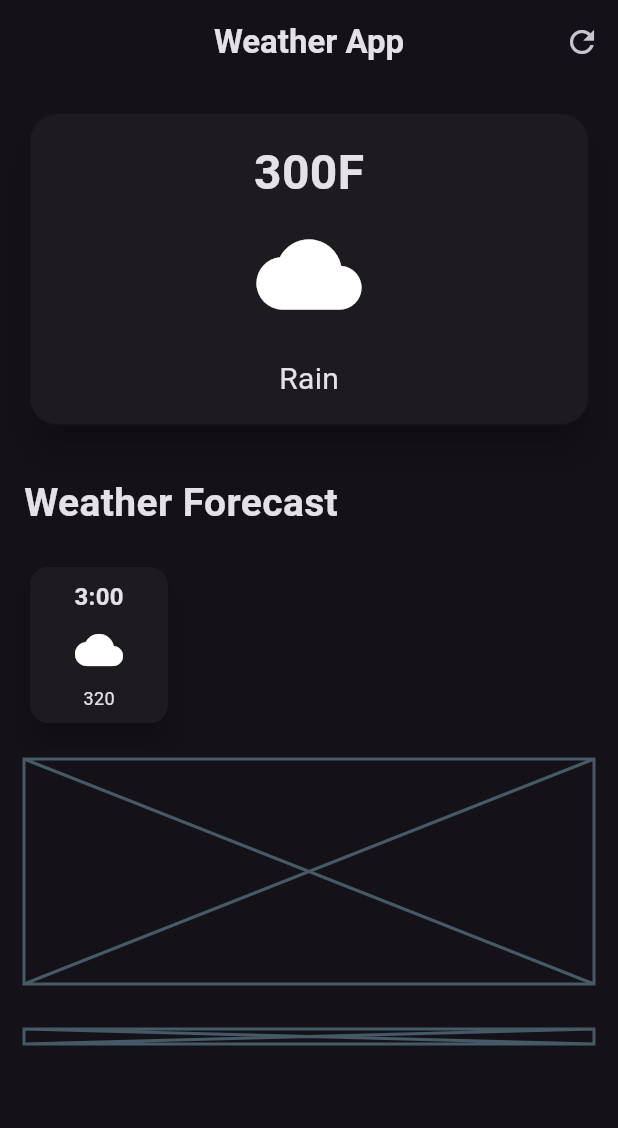
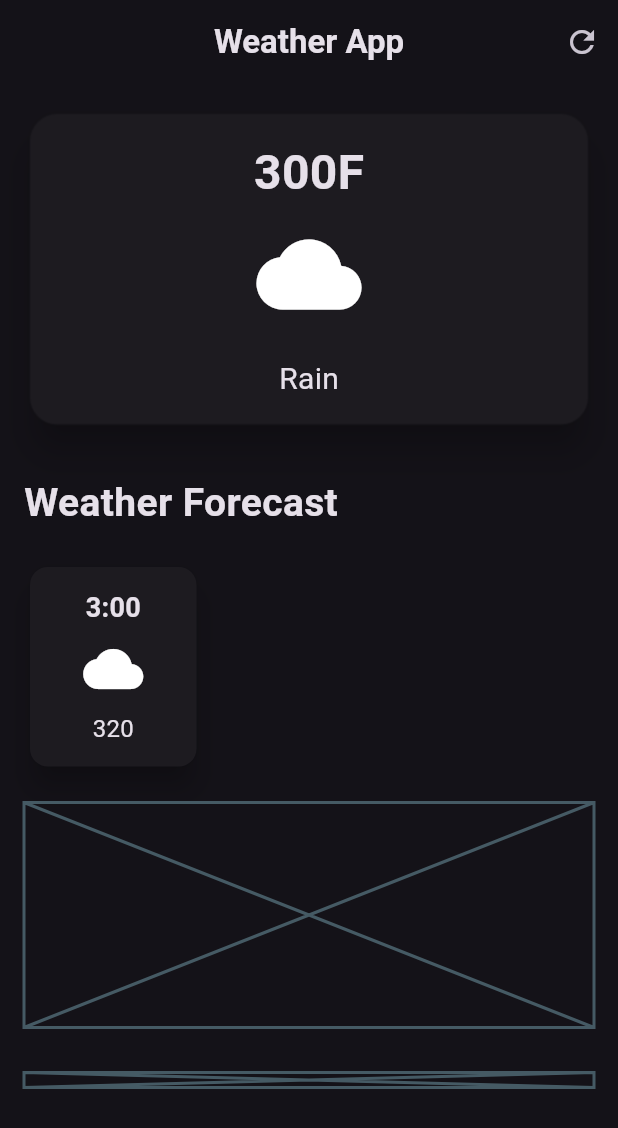
Before and after one commit to SajenTuladhar/Weather_app_flutter, a Flutter app: the screen it shows after launch, on a phone screen of 412 x 824 dp. Shown: the top 1128 px of the screen. Run offline on Flutter 3.47's test engine with Material 3 defaults, Android fonts, the phone set to English and light mode, and no system bars.

Commit message:
cards issues

```diff
--- a/lib/home_page.dart
+++ b/lib/home_page.dart
@@ -87,26 +87,25 @@ class _HomePageState extends State<Home> {
             ),
             const Row(
               children: [
-                SizedBox(width: 100,
+              SizedBox(width: 119,
               child: Card(
                 elevation: 8,
                 child: Padding(
-                  padding: EdgeInsets.all(8.0),
+                  padding: EdgeInsets.all(14.0),
                   child: Column(
                     children: [
-                      Text('3:00',style: TextStyle(fontSize: 16, fontWeight: FontWeight.bold),),
+                      Text('3:00',style: TextStyle(fontSize: 18, fontWeight: FontWeight.bold),),
                       SizedBox(height: 8,),
-                      Icon(Icons.cloud,size: 32,),
+                      Icon(Icons.cloud,size: 40,),
                       SizedBox(height: 8,),
-                      Text('320',style: TextStyle(fontSize: 12,),),
+                      Text('320',style: TextStyle(fontSize: 16,),),
                     ],
-
                   ),
                 ),
               )),
-
               ],
             ),
+
             const SizedBox(height: 20,),
             //forecast cards
             const Placeholder(
```
